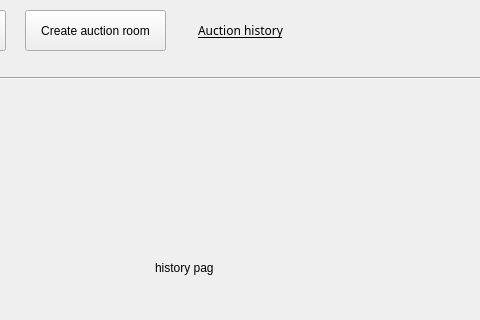
Before: the Qt Designer form GUI/historypage.ui in TuanAnhNguyenCo/Auction, drawn with Qt 5; both pictures show x 205 to 685 and y 0 to 320 of the 800 by 600 pixel window.
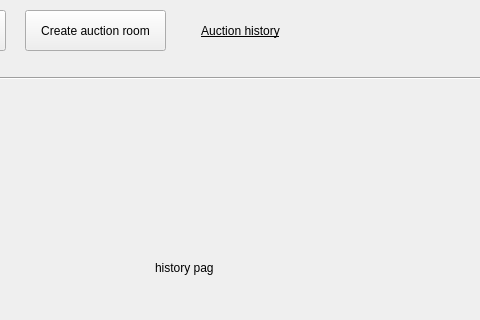
After: the same form once the commit is applied.

The edit to the form file:
```diff
--- a/GUI/historypage.ui
+++ b/GUI/historypage.ui
@@ -88,10 +88,6 @@
       <string notr="true">border: none;
     padding: 0;
     background: none;
-    cursor: pointer;
-    font-size: inherit;
-    font-family: inherit;
-    color: inherit;
  background-color: transparent; 
     text-decoration: underline;
     margin: 0 10px;
```
